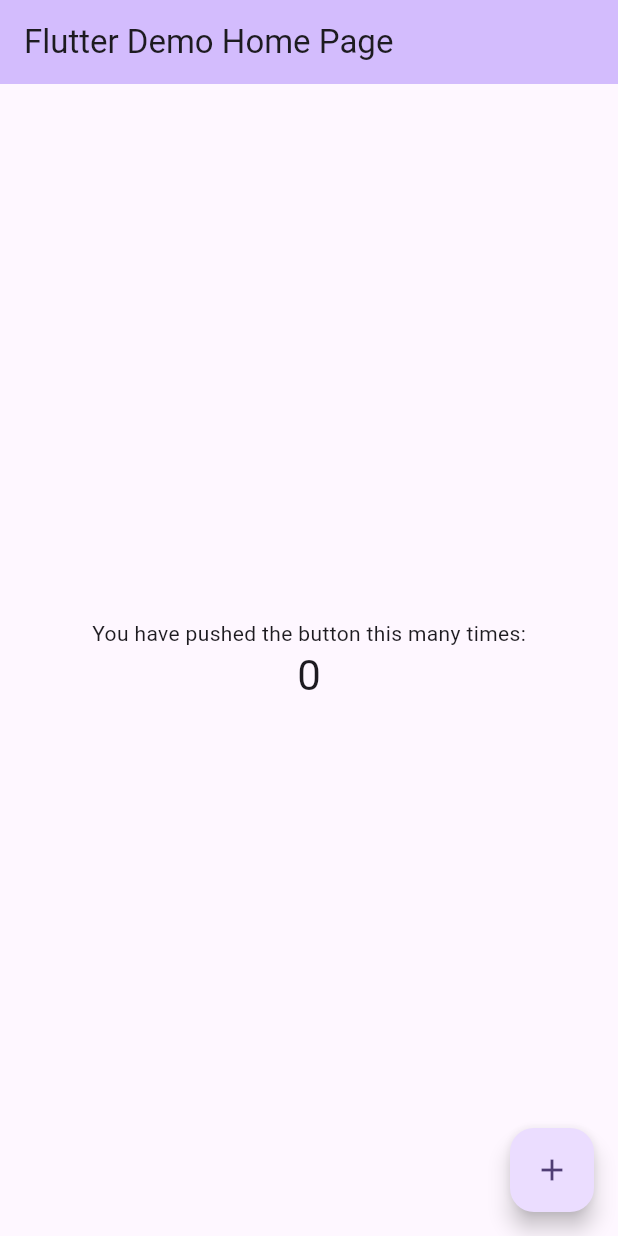
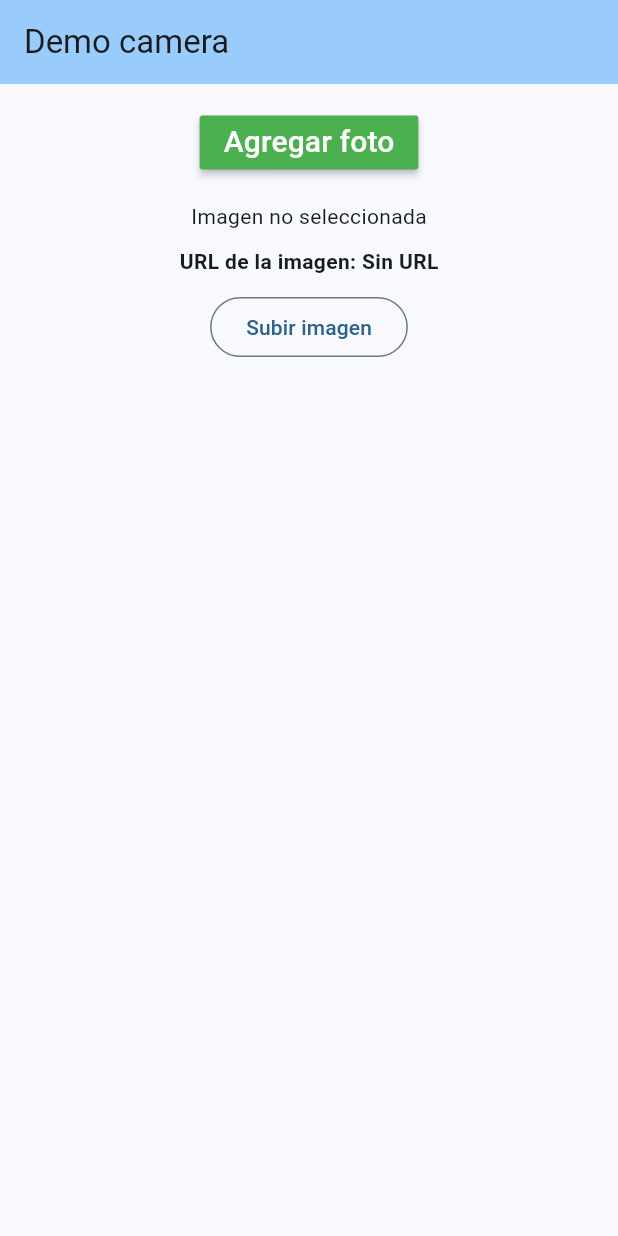
Before and after one commit to ISC-Lorenz/app_camara, a Flutter app: the screen it shows after launch, on a phone screen of 412 x 824 dp. Run offline on Flutter 3.47's test engine with Material 3 defaults, Android fonts, the phone set to English and light mode, and no system bars; our stand-ins replace image_picker.

Commit message:
fea: Image picker configurated succesfully

```diff
--- a/lib/main.dart
+++ b/lib/main.dart
@@ -1,3 +1,4 @@
+import 'package:app_camara/screens/home_screen.dart';
 import 'package:flutter/material.dart';
 
 void main() {
@@ -10,56 +11,13 @@ class MyApp extends StatelessWidget {
   @override
   Widget build(BuildContext context) {
     return MaterialApp(
-      title: 'Flutter Demo',
+      title: 'Demo camera',
+      debugShowCheckedModeBanner: false,
       theme: ThemeData(
-        colorScheme: ColorScheme.fromSeed(seedColor: Colors.deepPurple),
+        colorScheme: ColorScheme.fromSeed(seedColor: Colors.blue.shade300),
       ),
-      home: const MyHomePage(title: 'Flutter Demo Home Page'),
+      routes: {'/': (context) => const HomePage()},
+      initialRoute: '/',
     );
   }
 }
-
-class MyHomePage extends StatefulWidget {
-  const MyHomePage({super.key, required this.title});
-  final String title;
-
-  @override
-  State<MyHomePage> createState() => _MyHomePageState();
-}
-
-class _MyHomePageState extends State<MyHomePage> {
-  int _counter = 0;
-
-  void _incrementCounter() {
-    setState(() {
-      _counter++;
-    });
-  }
-
-  @override
-  Widget build(BuildContext context) {
-    return Scaffold(
-      appBar: AppBar(
-        backgroundColor: Theme.of(context).colorScheme.inversePrimary,
-        title: Text(widget.title),
-      ),
-      body: Center(
-        child: Column(
-          mainAxisAlignment: MainAxisAlignment.center,
-          children: <Widget>[
-            const Text('You have pushed the button this many times:'),
-            Text(
-              '$_counter',
-              style: Theme.of(context).textTheme.headlineMedium,
-            ),
-          ],
-        ),
-      ),
-      floatingActionButton: FloatingActionButton(
-        onPressed: _incrementCounter,
-        tooltip: 'Increment',
-        child: const Icon(Icons.add),
-      ),
-    );
-  }
-}
--- /dev/null
+++ b/lib/screens/home_screen.dart
@@ -0,0 +1,98 @@
+import 'dart:convert';
+import 'dart:io';
+import 'package:flutter/material.dart';
+import 'package:image_picker/image_picker.dart';
+import 'package:http/http.dart' as http;
+
+class HomePage extends StatefulWidget {
+  const HomePage({super.key});
+
+  @override
+  State<HomePage> createState() => _HomePageState();
+}
+
+class _HomePageState extends State<HomePage> {
+  File? _image;
+  String url = 'Sin URL';
+  @override
+  Widget build(BuildContext context) {
+    return Scaffold(
+      appBar: AppBar(
+        title: const Text('Demo camera'),
+        backgroundColor: Theme.of(context).colorScheme.inversePrimary,
+      ),
+      body: SingleChildScrollView(
+        padding: const EdgeInsets.all(15),
+        child: Center(
+          child: Column(
+            children: [
+              MaterialButton(
+                onPressed: () async {
+                  await selectImageFromCamera();
+                },
+                color: Colors.green.shade500,
+                child: const Text(
+                  'Agregar foto',
+                  style: TextStyle(color: Colors.white, fontSize: 20),
+                ),
+              ),
+              const SizedBox(height: 15),
+              _image != null
+                  ? Image.file(_image!)
+                  : const Text('Imagen no seleccionada'),
+              const SizedBox(height: 10),
+              Text(
+                'URL de la imagen: $url',
+                style: TextStyle(fontWeight: FontWeight.bold),
+              ),
+              const SizedBox(height: 10),
+              OutlinedButton(
+                onPressed: () async {
+                  final urlCloudinary = Uri.parse(
+                    'https://api.cloudinary.com/v1_1/dfoqhww2b/upload',
+                  );
+                  final request =
+                      http.MultipartRequest('POST', urlCloudinary)
+                        ..fields['upload_preset'] = 'jq7b2025'
+                        ..files.add(
+                          await http.MultipartFile.fromPath(
+                            'file',
+                            _image!.path,
+                          ),
+                        );
+                  final response = await request.send();
+                  if (response.statusCode == 200) {
+                    final responseData = await response.stream.bytesToString();
+                    final json = jsonDecode(responseData);
+                    setState(() {
+                      url = json['url'];
+                    });
+                  } else {
+                    url = 'Error al subir imagen';
+                  }
+                },
+                child: const Text('Subir imagen'),
+              ),
+            ],
+          ),
+        ),
+      ),
+    );
+  }
+
+  Future selectImageFromCamera() async {
+    final picture = await ImagePicker().pickImage(source: ImageSource.camera);
+    if (picture == null) return;
+    setState(() {
+      _image = File(picture.path);
+    });
+  }
+
+  Future selectImageFromGalery() async {
+    final picture = await ImagePicker().pickImage(source: ImageSource.gallery);
+    if (picture == null) return;
+    setState(() {
+      _image = File(picture.path);
+    });
+  }
+}
--- a/pubspec.yaml
+++ b/pubspec.yaml
@@ -34,6 +34,10 @@ dependencies:
   # The following adds the Cupertino Icons font to your application.
   # Use with the CupertinoIcons class for iOS style icons.
   cupertino_icons: ^1.0.8
+  flutter_smart_dialog: ^4.9.8+7
+  dio: ^5.8.0+1
+  http: ^1.3.0
+  image_picker: ^1.1.2
 
 dev_dependencies:
   flutter_test:
```
Also changed, not shown: pubspec.lock, 7 other files.
